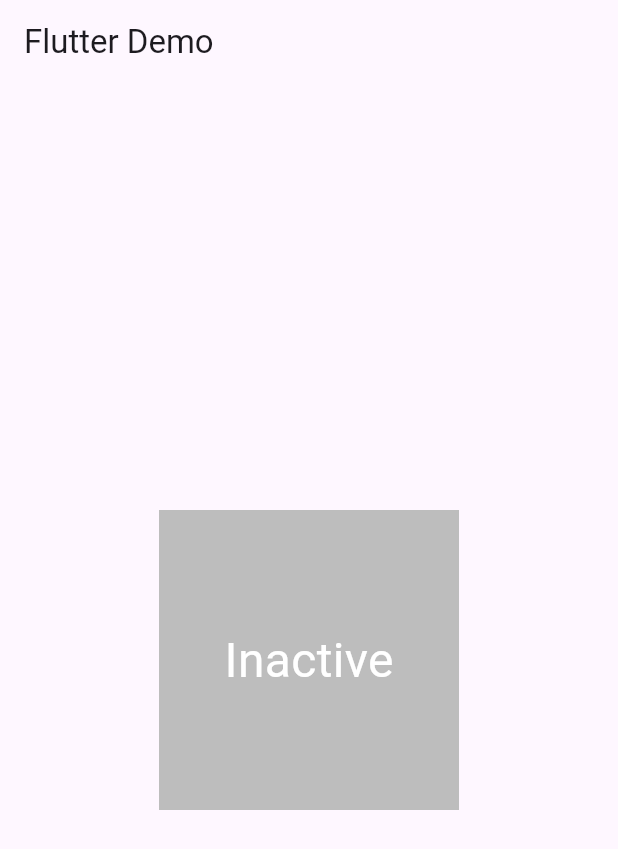
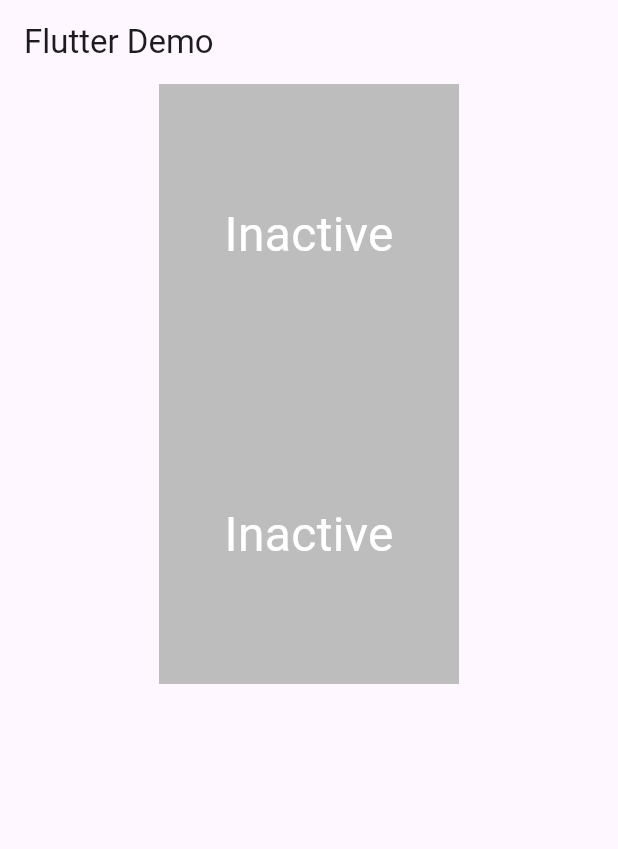
Before and after one commit to sereneheart888/Flutter-Manage-State, a Flutter app: the screen it shows after launch, on a phone screen of 412 x 824 dp. Shown: the top 849 px of the screen. Run offline on Flutter 3.47's test engine with Material 3 defaults, Android fonts, the phone set to English and light mode, and no system bars; missing offline and left inert: dart:ffi.

Commit message:
[U] For managing state by its parent

```diff
--- a/flutter_manage_state/lib/main.dart
+++ b/flutter_manage_state/lib/main.dart
@@ -1,4 +1,7 @@
+import 'dart:ffi';
+
 import 'package:flutter/material.dart';
+import 'package:flutter/widgets.dart';
 
 class TapboxA extends StatefulWidget {
   const TapboxA({super.key});
@@ -37,6 +40,70 @@
   }
 }
 
+// For managing state its parent.
+
+class ParentWidget extends StatefulWidget {
+  const ParentWidget({super.key});
+
+  @override
+  State<ParentWidget> createState() => _ParentWidgetState();
+}
+
+class _ParentWidgetState extends State<ParentWidget> {
+  bool _active = false;
+
+  void _handleTapChanged(bool newValue) {
+    setState(() {
+      _active = newValue;
+    });
+  }
+
+  @override
+  Widget build(BuildContext context) {
+    return SizedBox(
+      child: TapboxB(
+        active: _active,
+        onChanged: _handleTapChanged,
+      ),
+    );
+  }
+}
+
+class TapboxB extends StatelessWidget {
+  const TapboxB({
+    super.key,
+    this.active = false,
+    required this.onChanged,
+  });
+
+  final bool active;
+  final ValueChanged<bool> onChanged;
+
+  void _handleTap() {
+    onChanged(!active);
+  }
+
+  @override
+  Widget build(BuildContext context) {
+    return GestureDetector(
+      onTap: _handleTap,
+      child: Container(
+        width: 200,
+        height: 200,
+        decoration: BoxDecoration(
+          color: active ? Colors.lightGreen[700] : Colors.grey[400],
+        ),
+        child: Center(
+          child: Text(
+            active ? 'Active' : 'Inactive',
+            style: const TextStyle(fontSize: 32, color: Colors.white),
+          ),
+        ),
+      ),
+    );
+  }
+}
+
 class MyApp extends StatelessWidget {
   const MyApp({super.key});
 
@@ -48,8 +115,19 @@
         appBar: AppBar(
           title: const Text('Flutter Demo'),
         ),
-        body: const Center(
-          child: TapboxA(),
+        body: ListView(
+          children: const <Widget>[
+            SizedBox(
+              child: Center(
+                child: TapboxA(),
+              ),
+            ),
+            SizedBox(
+              child: Center(
+                child: ParentWidget(),
+              ),
+            ),
+          ],
         ),
       ),
     );
```
